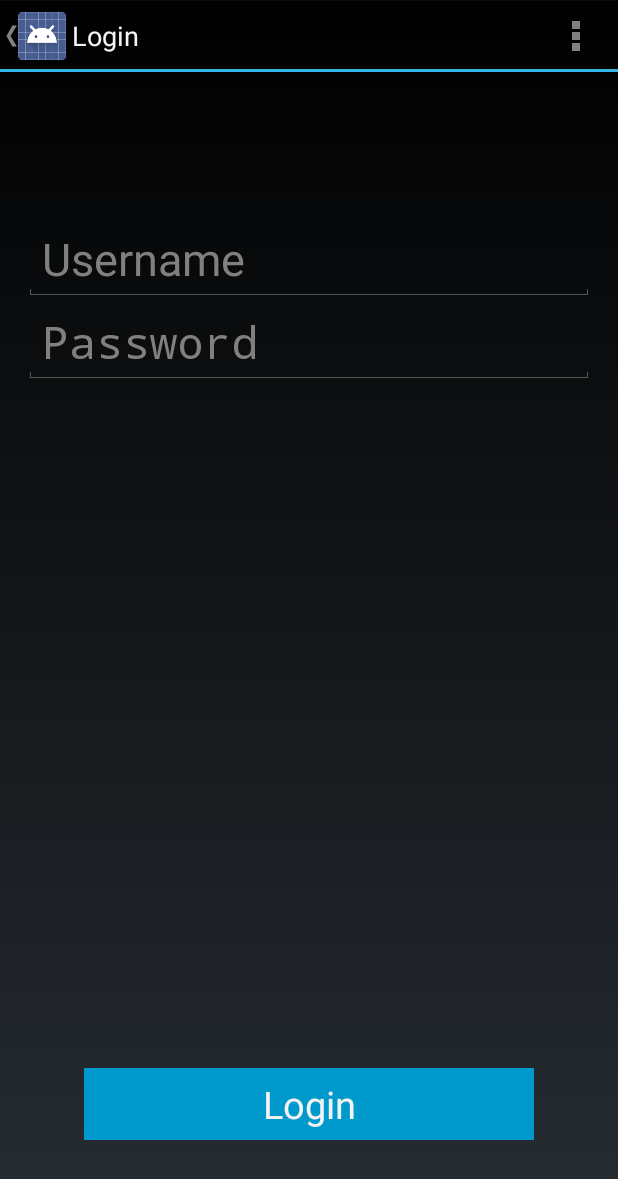
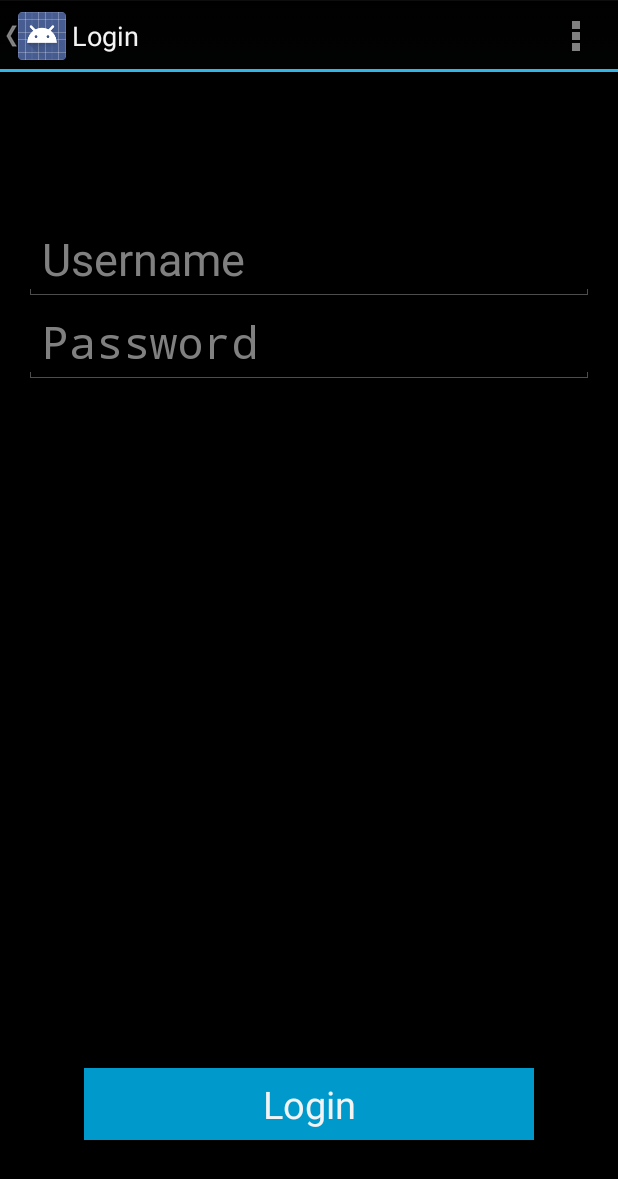
Before and after one commit to amolpatel/Bitsquad_App, an Android app: the LoginScreen screen opened directly, with no data from a screen before it, on a phone screen of 412 x 824 dp. Shown: the top 1179 px of the screen. Run offline under Robolectric (Android 15) with nearby library versions, the phone set to English and light mode, and no system bars.

Commit message:
Changed the Intent and the method name to better suite that it was going to the LoginScreen activity Changed the background of the login screen to be the same as the welcome (main) screen Changed the welcome message to be smaller to not cause wrapping Changed the button text to login to better match going to the login screen activity

```diff
--- a/Bitsquad App/src/main/res/layout/fragment_login_screen.xml
+++ b/Bitsquad App/src/main/res/layout/fragment_login_screen.xml
@@ -6,7 +6,8 @@
     android:paddingRight="@dimen/activity_horizontal_margin"
     android:paddingTop="@dimen/activity_vertical_margin"
     android:paddingBottom="@dimen/activity_vertical_margin"
-    tools:context="com.example.bitsquadapp.LoginScreen$PlaceholderFragment">
+    tools:context="com.example.bitsquadapp.LoginScreen$PlaceholderFragment"
+    android:background="@android:color/background_dark">
 
     <EditText
         android:layout_width="match_parent"
--- a/Bitsquad App/src/main/res/layout/fragment_main.xml
+++ b/Bitsquad App/src/main/res/layout/fragment_main.xml
@@ -12,7 +12,7 @@
     <TextView
         android:layout_width="wrap_content"
         android:layout_height="wrap_content"
-        android:text="Welcome to the Bitsquad Mint APP"
+        android:text="Welcome to the Bitsquad App"
         android:id="@+id/textView"
         android:layout_alignParentTop="true"
         android:layout_centerHorizontal="true"
@@ -26,7 +26,7 @@
     <Button
         android:layout_width="300dp"
         android:layout_height="wrap_content"
-        android:text="Sign In"
+        android:text="Login"
         android:id="@+id/button"
         android:layout_alignParentBottom="true"
         android:layout_centerHorizontal="true"
@@ -34,7 +34,7 @@
         android:background="@android:color/holo_blue_dark"
         android:textSize="20dp"
         android:textStyle="bold"
-        android:onClick="signIn" />
+        android:onClick="toLoginScreen" />
 
     <Button
         android:layout_width="300dp"
```
Also changed, not shown: Bitsquad App/src/main/java/com/example/bitsquadapp/MainActivity.java (+4 -4 lines).
